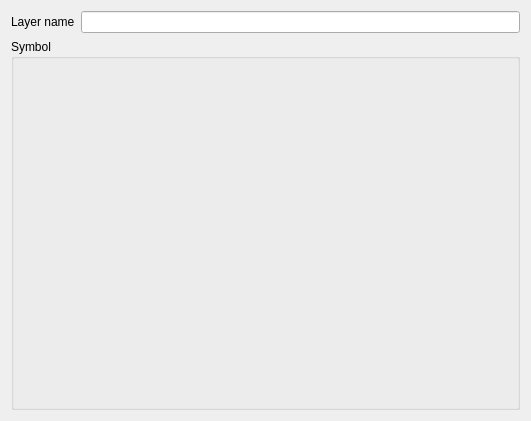
The window that demos/painter/cartoUI/FeatureLayerPropertiesWidget.ui (yudjin87/tour_du_monde) describes before a commit, drawn with Qt 5.
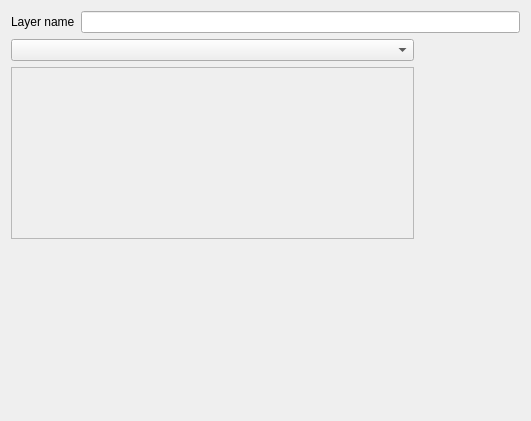
The same window after the commit.

Commit message: Legend concept was added, widget for renderers was added (not finished yet)

The edit to the form file:
```diff
--- a/demos/painter/cartoUI/FeatureLayerPropertiesWidget.ui
+++ b/demos/painter/cartoUI/FeatureLayerPropertiesWidget.ui
@@ -31,11 +31,50 @@
    <item>
     <layout class="QHBoxLayout" name="horizontalLayout_2">
      <item>
-      <widget class="QGroupBox" name="groupBox">
-       <property name="title">
-        <string>Symbol</string>
+      <layout class="QVBoxLayout" name="verticalLayout_2">
+       <item>
+        <widget class="QComboBox" name="symbolCategoryCbox"/>
+       </item>
+       <item>
+        <widget class="QScrollArea" name="scrollArea">
+         <property name="widgetResizable">
+          <bool>true</bool>
+         </property>
+         <widget class="QWidget" name="scrollAreaWidgetContents">
+          <property name="geometry">
+           <rect>
+            <x>0</x>
+            <y>0</y>
+            <width>399</width>
+            <height>166</height>
+           </rect>
+          </property>
+         </widget>
+        </widget>
+       </item>
+       <item>
+        <spacer name="verticalSpacer">
+         <property name="orientation">
+          <enum>Qt::Vertical</enum>
+         </property>
+         <property name="sizeHint" stdset="0">
+          <size>
+           <width>20</width>
+           <height>40</height>
+          </size>
+         </property>
+        </spacer>
+       </item>
+      </layout>
+     </item>
+     <item>
+      <widget class="QWidget" name="rendererWidgetPlaceholder" native="true">
+       <property name="minimumSize">
+        <size>
+         <width>100</width>
+         <height>0</height>
+        </size>
        </property>
-       <layout class="QHBoxLayout" name="symbolPlaceholder"/>
       </widget>
      </item>
     </layout>
```
Left out of the diff: 2 changed lines with no effect on the pictures. The commit also changes 31 other files.
